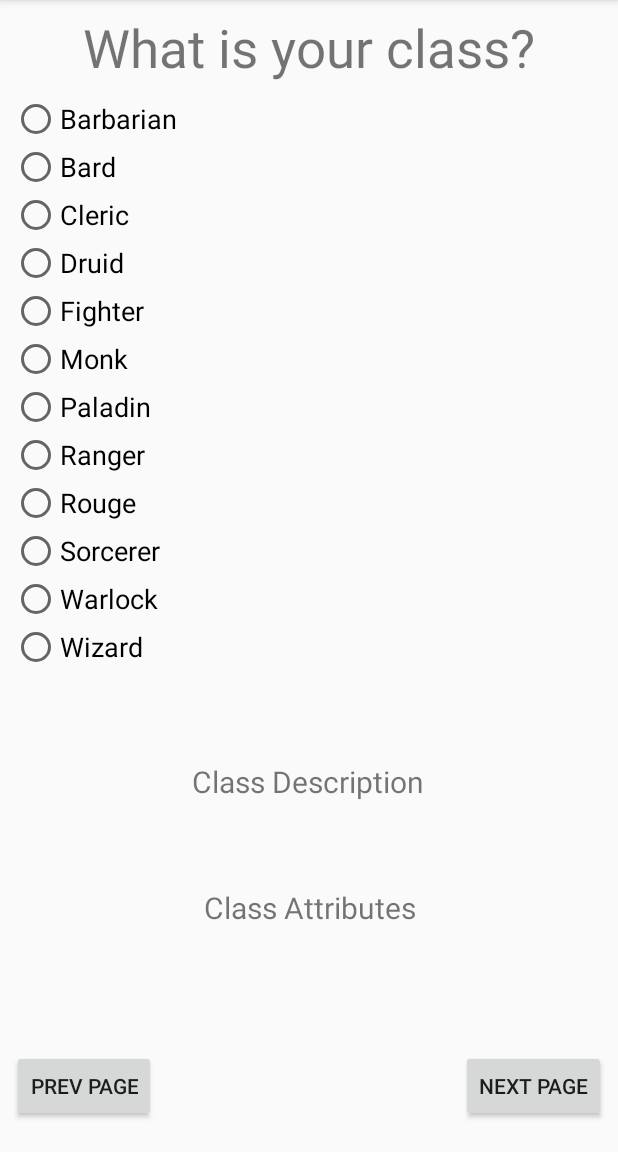
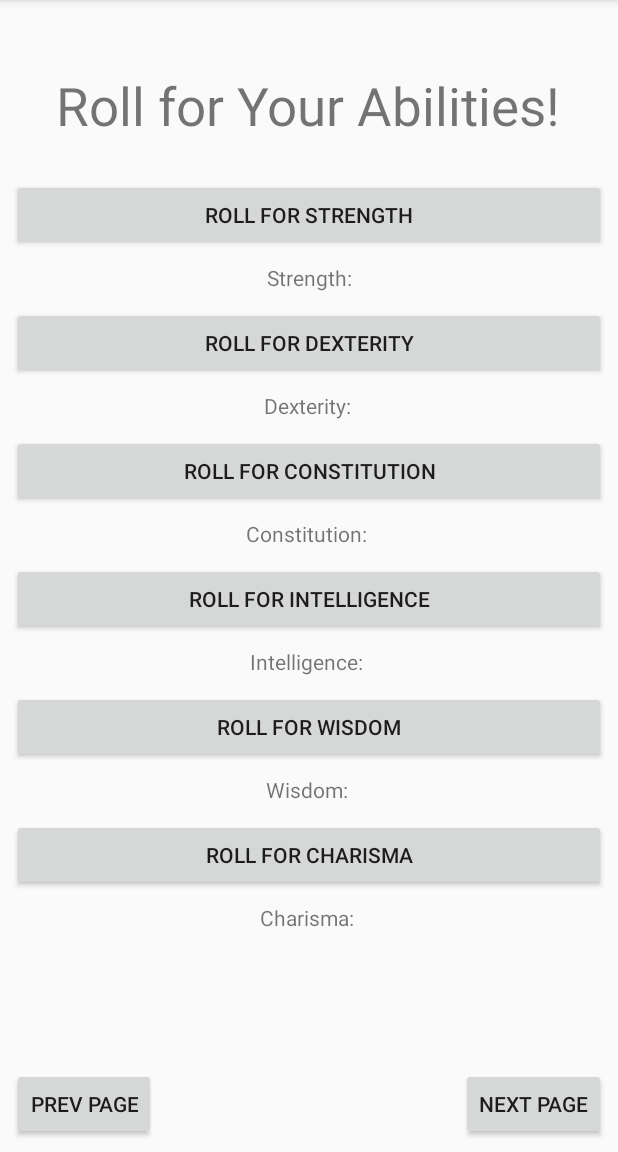
Before and after one commit to jontorregano/401CharacterSheetBuilder, an Android app: the dndPage2Activity screen opened directly, with no data from a screen before it, after a tap on "NEXT PAGE", on a phone screen of 412 x 824 dp, the part 84-1236 px from its top. Run offline under Robolectric (Android 15) with nearby library versions, the phone set to English and light mode, and no system bars.

Commit message:
Added more pages and fuctionality

```diff
--- a/app/build.gradle
+++ b/app/build.gradle
@@ -20,6 +20,7 @@ android {
             proguardFiles getDefaultProguardFile('proguard-android.txt'), 'proguard-rules.pro'
         }
     }
+    sourceSets { main { assets.srcDirs = ['src/main/assets', 'src/main/assets/'] } }
 }
 
 dependencies {
@@ -31,4 +32,5 @@ dependencies {
     androidTestImplementation 'com.android.support.test:runner:1.0.2'
     androidTestImplementation 'com.android.support.test.espresso:espresso-core:3.0.2'
     implementation 'com.android.support:support-v4:28.0.0'
+    implementation 'com.github.barteksc:android-pdf-viewer:3.0.0-beta.5'
 }
--- a/app/src/main/java/com/example/jonto/a401charactersheetbuilder/dndPage2Activity.kt
+++ b/app/src/main/java/com/example/jonto/a401charactersheetbuilder/dndPage2Activity.kt
@@ -7,6 +7,7 @@ import android.view.View
 import android.widget.RadioButton
 import kotlinx.android.synthetic.main.activity_dnd_page2.*
 import kotlinx.android.synthetic.main.activity_dnd_start.*
+import kotlinx.android.synthetic.main.activity_home.view.*
 
 class dndPage2Activity : AppCompatActivity() {
 
@@ -18,13 +19,23 @@ class dndPage2Activity : AppCompatActivity() {
     override fun onCreate(savedInstanceState: Bundle?) {
         super.onCreate(savedInstanceState)
         setContentView(R.layout.activity_dnd_page2)
-
-        //val name = intent.getStringExtra(CURRENT_NAME)
-        //val race = intent.getStringExtra(CURRENT_RACE)
     }
 
-    fun dndPageTwo (view: View){
-        val dndIntent = Intent(this, dndPage2Activity::class.java)
+    fun dndPageThree (view: View){
+        val dndIntent = Intent(this, dndPage3Activity::class.java)
+
+        val name = intent.getStringExtra(CURRENT_NAME)
+        val race = intent.getStringExtra(CURRENT_RACE)
+
+        val currentName = name
+        dndIntent.putExtra(dndPage3Activity.CURRENT_NAME, currentName)
+
+        val currentRace = race
+        dndIntent.putExtra(dndPage3Activity.CURRENT_RACE, currentRace)
+
+        val currentClass = dndClass.text.toString()
+        dndIntent.putExtra(dndPage3Activity.CURRENT_CLASS, currentClass)
+
         startActivity(dndIntent)
     }
 
--- a/app/src/main/res/layout/activity_dnd_page2.xml
+++ b/app/src/main/res/layout/activity_dnd_page2.xml
@@ -8,8 +8,8 @@
 
     <Button
             android:id="@+id/btnPrevious2"
-            android:layout_width="wrap_content"
-            android:layout_height="wrap_content"
+            android:layout_width="99dp"
+            android:layout_height="48dp"
             android:layout_marginStart="8dp"
             android:layout_marginTop="8dp"
             android:layout_marginBottom="8dp"
@@ -20,13 +20,13 @@
             app:layout_constraintTop_toBottomOf="@+id/dndClassDesc" app:layout_constraintVertical_bias="0.928"/>
     <Button
             android:id="@+id/btnNext2"
-            android:layout_width="wrap_content"
-            android:layout_height="wrap_content"
+            android:layout_width="99dp"
+            android:layout_height="48dp"
             android:layout_marginTop="8dp"
             android:layout_marginEnd="8dp"
             android:layout_marginBottom="8dp"
             android:text="@string/next_page"
-            android:onClick="dndPageTwo"
+            android:onClick="dndPageThree"
             app:layout_constraintBottom_toBottomOf="parent"
             app:layout_constraintEnd_toEndOf="parent"
             app:layout_constraintTop_toBottomOf="@+id/dndClassDesc" app:layout_constraintVertical_bias="0.928"/>
--- /dev/null
+++ b/app/src/main/res/layout/activity_dnd_page3.xml
@@ -0,0 +1,142 @@
+<?xml version="1.0" encoding="utf-8"?>
+<android.support.constraint.ConstraintLayout xmlns:android="http://schemas.android.com/apk/res/android"
+    xmlns:app="http://schemas.android.com/apk/res-auto"
+    xmlns:tools="http://schemas.android.com/tools"
+    android:layout_width="match_parent"
+    android:layout_height="match_parent"
+    tools:context=".dndPage3Activity">
+
+    <TextView
+            android:text="@string/ability_header"
+            android:layout_width="wrap_content"
+            android:layout_height="wrap_content"
+            android:id="@+id/charAbility" app:layout_constraintStart_toStartOf="parent" android:layout_marginStart="8dp"
+            app:layout_constraintEnd_toEndOf="parent" android:layout_marginEnd="8dp"
+            android:layout_marginTop="8dp"
+            app:layout_constraintTop_toTopOf="parent" android:textSize="35sp"
+            app:layout_constraintHorizontal_bias="0.491" android:layout_marginBottom="8dp"
+            app:layout_constraintBottom_toTopOf="@+id/tableLayout"/>
+    <Button
+            android:text="@string/next_page"
+            android:layout_width="wrap_content"
+            android:layout_height="wrap_content"
+            android:id="@+id/btnNext" android:layout_marginBottom="8dp"
+            android:onClick="dndPageExport"
+            app:layout_constraintBottom_toBottomOf="parent" app:layout_constraintEnd_toEndOf="parent"
+            android:layout_marginEnd="8dp"
+    />
+    <Button
+            android:text="@string/prev_page"
+            android:layout_width="wrap_content"
+            android:layout_height="wrap_content"
+            android:id="@+id/btnPrev"
+            app:layout_constraintBottom_toBottomOf="parent" app:layout_constraintStart_toStartOf="parent"
+            android:layout_marginStart="8dp"
+            android:layout_marginBottom="8dp"/>
+    <TableLayout
+            android:layout_width="395dp"
+            android:layout_height="567dp"
+            android:id="@+id/tableLayout" android:layout_marginBottom="4dp"
+            app:layout_constraintBottom_toTopOf="@+id/btnPrev" app:layout_constraintStart_toStartOf="parent"
+            android:layout_marginStart="8dp" app:layout_constraintEnd_toEndOf="parent" android:layout_marginEnd="8dp"
+            app:layout_constraintHorizontal_bias="0.0">
+
+    </TableLayout>
+    <Button
+            android:text="Roll for Strength"
+            android:layout_width="0dp"
+            android:layout_height="48dp"
+            android:id="@+id/btnStrRoll" android:layout_marginTop="25dp"
+            android:onClick="dndRandStr"
+            app:layout_constraintTop_toBottomOf="@+id/charAbility" app:layout_constraintStart_toStartOf="parent"
+            android:layout_marginStart="8dp" app:layout_constraintEnd_toEndOf="parent" android:layout_marginEnd="8dp"
+            app:layout_constraintHorizontal_bias="0.0"/>
+    <TextView
+            android:text="Strength:"
+            android:layout_width="wrap_content"
+            android:layout_height="wrap_content"
+            android:id="@+id/dndStrResult" app:layout_constraintStart_toStartOf="parent"
+            android:layout_marginStart="8dp" app:layout_constraintEnd_toEndOf="parent" android:layout_marginEnd="8dp"
+            android:layout_marginTop="8dp" app:layout_constraintTop_toBottomOf="@+id/btnStrRoll"/>
+    <Button
+            android:text="Roll for Dexterity"
+            android:layout_width="0dp"
+            android:layout_height="48dp"
+            android:id="@+id/btnDexRoll" android:layout_marginTop="10dp"
+            android:onClick="dndRandDex"
+            app:layout_constraintTop_toBottomOf="@+id/dndStrResult" app:layout_constraintStart_toStartOf="parent"
+            android:layout_marginStart="8dp" app:layout_constraintEnd_toEndOf="parent" android:layout_marginEnd="8dp"
+            app:layout_constraintHorizontal_bias="1.0"/>
+    <TextView
+            android:text="Dexterity:"
+            android:layout_width="wrap_content"
+            android:layout_height="wrap_content"
+            android:id="@+id/dndDexResult" app:layout_constraintStart_toStartOf="parent"
+            android:layout_marginStart="8dp" app:layout_constraintEnd_toEndOf="parent" android:layout_marginEnd="8dp"
+            android:layout_marginTop="8dp" app:layout_constraintTop_toBottomOf="@+id/btnDexRoll"
+            app:layout_constraintHorizontal_bias="0.498"/>
+    <Button
+            android:text="Roll for Constitution"
+            android:layout_width="0dp"
+            android:layout_height="48dp"
+            android:id="@+id/btnRollCon" android:layout_marginTop="10dp"
+            android:onClick="dndRandCon"
+            app:layout_constraintTop_toBottomOf="@+id/dndDexResult" app:layout_constraintEnd_toEndOf="parent"
+            android:layout_marginEnd="8dp" app:layout_constraintStart_toStartOf="parent"
+            android:layout_marginStart="8dp"/>
+    <Button
+            android:text="Roll for Intelligence"
+            android:layout_width="0dp"
+            android:layout_height="48dp"
+            android:id="@+id/btnRollInt" app:layout_constraintStart_toStartOf="parent"
+            android:onClick="dndRandInt"
+            android:layout_marginStart="8dp" app:layout_constraintEnd_toEndOf="parent" android:layout_marginEnd="8dp"
+            android:layout_marginTop="10dp" app:layout_constraintTop_toBottomOf="@+id/dndResultCon"/>
+    <Button
+            android:text="Roll for Wisdom"
+            android:layout_width="0dp"
+            android:layout_height="48dp"
+            android:id="@+id/btnRollWisdom" app:layout_constraintEnd_toEndOf="parent" android:layout_marginEnd="8dp"
+            android:onClick="dndRandWis"
+            app:layout_constraintStart_toStartOf="parent" android:layout_marginStart="8dp"
+            android:layout_marginTop="10dp" app:layout_constraintTop_toBottomOf="@+id/dndResultInt"/>
+    <Button
+            android:text="Roll for Charisma"
+            android:layout_width="0dp"
+            android:layout_height="wrap_content"
+            android:id="@+id/btnRollCharisma" app:layout_constraintEnd_toEndOf="parent" android:layout_marginEnd="8dp"
+            android:onClick="dndRandCha"
+            app:layout_constraintStart_toStartOf="parent" android:layout_marginStart="8dp"
+            app:layout_constraintHorizontal_bias="0.497" android:layout_marginTop="10dp"
+            app:layout_constraintTop_toBottomOf="@+id/dndResultWis"/>
+    <TextView
+            android:text="Constitution: "
+            android:layout_width="wrap_content"
+            android:layout_height="wrap_content"
+            android:id="@+id/dndResultCon" app:layout_constraintEnd_toEndOf="parent" android:layout_marginEnd="8dp"
+            app:layout_constraintStart_toStartOf="parent" android:layout_marginStart="8dp"
+            android:layout_marginTop="8dp" app:layout_constraintTop_toBottomOf="@+id/btnRollCon"/>
+    <TextView
+            android:text="Intelligence: "
+            android:layout_width="wrap_content"
+            android:layout_height="wrap_content"
+            android:id="@+id/dndResultInt" app:layout_constraintEnd_toEndOf="parent" android:layout_marginEnd="8dp"
+            app:layout_constraintStart_toStartOf="parent" android:layout_marginStart="8dp"
+            android:layout_marginTop="8dp" app:layout_constraintTop_toBottomOf="@+id/btnRollInt"
+    />
+    <TextView
+            android:text="Wisdom: "
+            android:layout_width="wrap_content"
+            android:layout_height="wrap_content"
+            android:id="@+id/dndResultWis" app:layout_constraintStart_toStartOf="parent"
+            android:layout_marginStart="8dp"
+            app:layout_constraintEnd_toEndOf="parent" android:layout_marginEnd="8dp" android:layout_marginTop="8dp"
+            app:layout_constraintTop_toBottomOf="@+id/btnRollWisdom"/>
+    <TextView
+            android:text="Charisma: "
+            android:layout_width="wrap_content"
+            android:layout_height="wrap_content"
+            android:id="@+id/dndResultCha" app:layout_constraintEnd_toEndOf="parent" android:layout_marginEnd="8dp"
+            app:layout_constraintStart_toStartOf="parent" android:layout_marginStart="8dp"
+            android:layout_marginTop="8dp" app:layout_constraintTop_toBottomOf="@+id/btnRollCharisma"/>
+</android.support.constraint.ConstraintLayout>
--- a/app/src/main/res/layout/activity_dnd_start.xml
+++ b/app/src/main/res/layout/activity_dnd_start.xml
@@ -156,7 +156,7 @@
         app:layout_constraintTop_toBottomOf="@+id/raceGroup" />
 
     <TextView
-        android:id="@+id/dndAttr"
+        android:id="@+id/dndAttrInt"
         android:layout_width="wrap_content"
         android:layout_height="wrap_content"
         android:layout_marginStart="8dp"
@@ -181,7 +181,7 @@
         app:layout_constraintEnd_toStartOf="@+id/btnNext"
         app:layout_constraintHorizontal_bias="0.476"
         app:layout_constraintStart_toEndOf="@+id/btnPrevious"
-        app:layout_constraintTop_toBottomOf="@+id/dndAttr"
+        app:layout_constraintTop_toBottomOf="@+id/dndAttrInt"
         app:layout_constraintVertical_bias="0.443" />
 
 </android.support.constraint.ConstraintLayout>
--- a/app/src/main/res/values/strings.xml
+++ b/app/src/main/res/values/strings.xml
@@ -29,5 +29,6 @@
     <string name="dnd_Sorcerer">Sorcerer</string>
     <string name="dnd_Warlock">Warlock</string>
     <string name="dnd_Wizard">Wizard</string>
-    <string name="dndRace" />
+    <string name="dndRace"/>
+    <string name="ability_header">Roll for Your Abilities!</string>
 </resources>
```
Also changed, not shown: app/src/main/AndroidManifest.xml (+7 -4 lines), app/src/main/java/com/example/jonto/a401charactersheetbuilder/dndPage3Activity.kt (added, +193 -0 lines), app/src/main/java/com/example/jonto/a401charactersheetbuilder/dndPdfViewerActivity.kt (added, +31 -0 lines), app/src/main/java/com/example/jonto/a401charactersheetbuilder/dndStartActivity.kt (+8 -8 lines), app/src/main/res/layout/activity_dnd_pdf_viewer.xml (added, +15 -0 lines), 1 other file.
